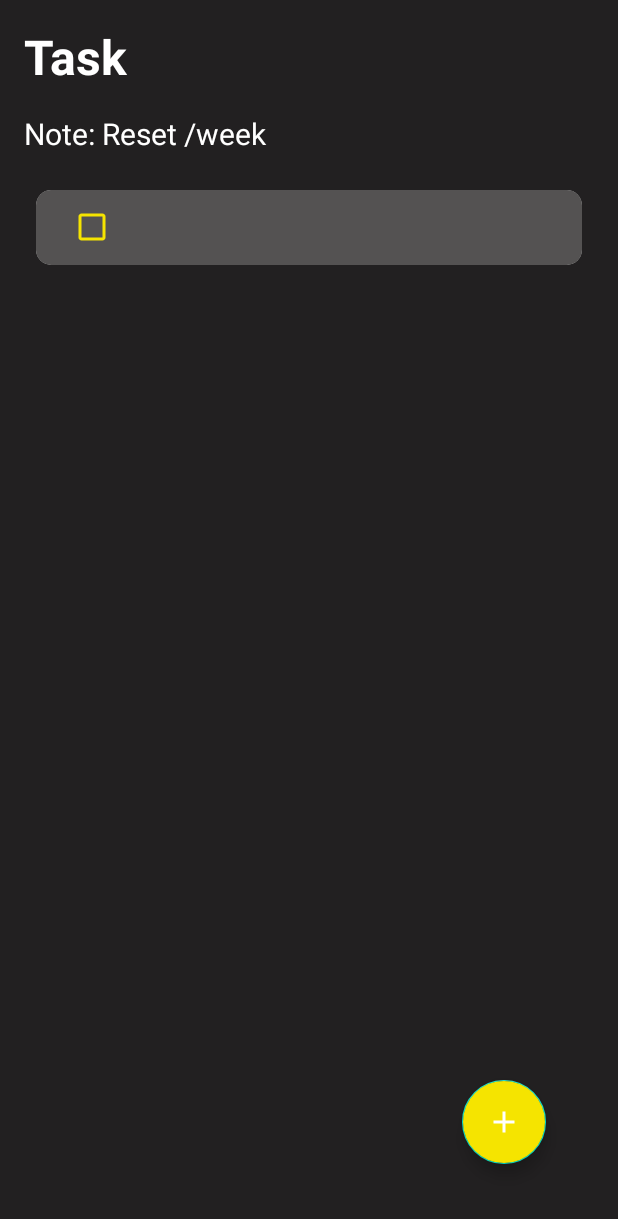
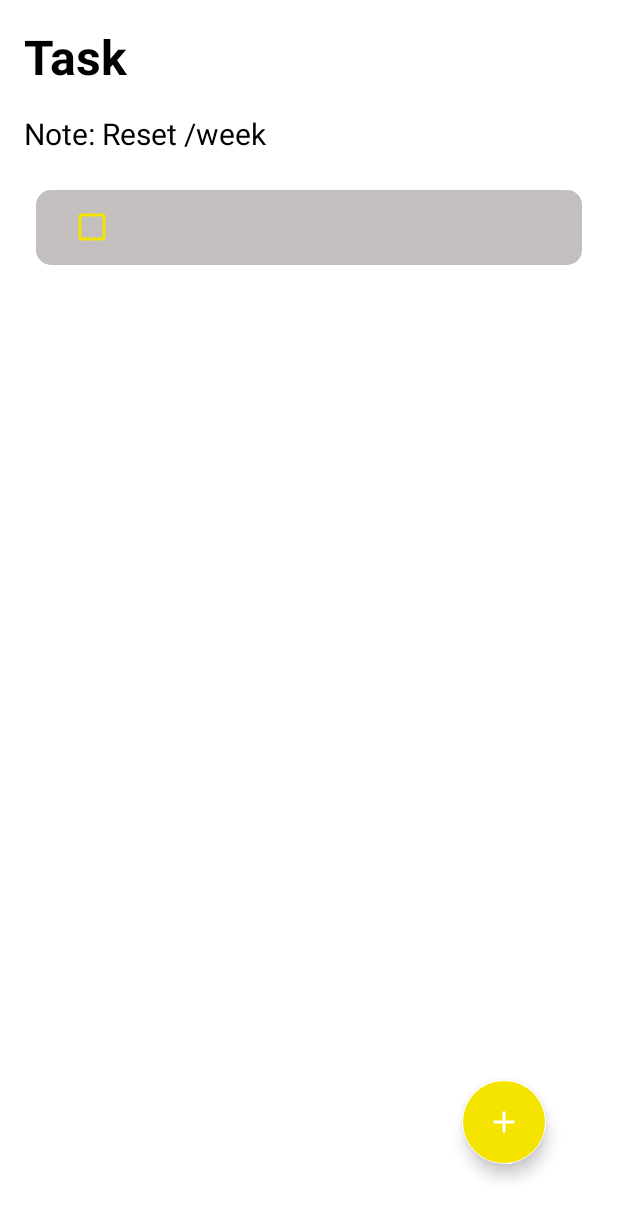
Before and after one commit to FariAlfarisi/ToDo-List-App, an Android app: the fragment AddNewTask placed in its activity, after a tap on "CREATE TASK", on a phone screen of 412 x 824 dp. Shown: the top 1219 px of the screen. Run offline under Robolectric (Android 15) with nearby library versions, the phone set to English and light mode, and no system bars.

Commit message:
Adding light and dark mode

```diff
--- a/app/src/main/res/drawable/add.xml
+++ b/app/src/main/res/drawable/add.xml
@@ -1,5 +1,5 @@
 <vector android:height="24dp" android:tint="#000000"
     android:viewportHeight="24" android:viewportWidth="24"
     android:width="24dp" xmlns:android="http://schemas.android.com/apk/res/android">
-    <path android:fillColor="@android:color/white" android:pathData="M19,13h-6v6h-2v-6H5v-2h6V5h2v6h6v2z"/>
+    <path android:fillColor="@android:color/black" android:pathData="M19,13h-6v6h-2v-6H5v-2h6V5h2v6h6v2z"/>
 </vector>
--- a/app/src/main/res/layout/activity_main.xml
+++ b/app/src/main/res/layout/activity_main.xml
@@ -6,7 +6,7 @@
     android:layout_height="match_parent"
     android:orientation="vertical"
     android:padding="16dp"
-    android:background="@color/background"
+    style="@style/Background"
     tools:context=".MainActivity">
 
     <TextView
@@ -15,7 +15,7 @@
         android:layout_height="wrap_content"
         android:text="Task"
         android:textSize="32sp"
-        android:textColor="@color/white"
+        style="@style/TextColor"
         android:textStyle="bold"
         android:layout_marginBottom="16dp"/>
 
@@ -25,7 +25,7 @@
         android:layout_height="wrap_content"
         android:text="Note: Reset /week"
         android:textSize="20sp"
-        android:textColor="@color/white"
+        style="@style/TextColor"
         android:layout_marginBottom="16dp"
         android:layout_below="@+id/tVTask" />
 
@@ -35,7 +35,7 @@
         android:layout_height="637dp"
         android:layout_below="@+id/tVNote"
         android:nestedScrollingEnabled="true"
-        android:textColor="#FFF"
+        style="@style/TextColor"
         app:layoutManager="androidx.recyclerview.widget.LinearLayoutManager" />
 
     <com.google.android.material.floatingactionbutton.FloatingActionButton
--- a/app/src/main/res/layout/new_task.xml
+++ b/app/src/main/res/layout/new_task.xml
@@ -5,7 +5,7 @@
     android:layout_width="match_parent"
     android:layout_height="match_parent"
     android:orientation="vertical"
-    android:background="@color/background"
+    style="@style/Background"
     tools:context=".MainActivity">
 
     <EditText
@@ -15,7 +15,7 @@
         android:padding="16dp"
         android:hint="Tambahkan tugas baru"
         android:layout_marginBottom="10dp"
-        android:textColor="@color/white" />
+        style="@style/TextColor" />
 
     <Button
         android:id="@+id/createTaskButton"
@@ -24,6 +24,7 @@
         android:layout_below="@+id/eTTask"
         android:text="Create Task"
         android:backgroundTint="@color/yellow"
-        android:layout_centerHorizontal="true" />
+        android:layout_centerHorizontal="true"
+        android:textColor="@color/black" />
 
 </RelativeLayout>
--- a/app/src/main/res/layout/task.xml
+++ b/app/src/main/res/layout/task.xml
@@ -10,7 +10,7 @@
         android:layout_width="match_parent"
         android:layout_height="50dp"
         android:padding="8dp"
-        android:background="@color/task_background" >
+        style="@style/TaskBackground" >
 
         <CheckBox
             android:id="@+id/taskCheckbox"
@@ -19,7 +19,7 @@
             android:text="Task"
             android:layout_marginStart="5dp"
             android:buttonTint="@color/yellow"
-            android:textColor="@color/white"/>
+            style="@style/TextColor"/>
 
     </RelativeLayout>
 
--- a/app/src/main/res/values-night/themes.xml
+++ b/app/src/main/res/values-night/themes.xml
@@ -4,14 +4,27 @@
         <!-- Primary brand color. -->
         <item name="colorPrimary">@color/yellow</item>
         <item name="colorPrimaryVariant">@color/yellow </item>
-        <item name="colorOnPrimary">@color/black</item>
+        <item name="colorOnPrimary">@color/white</item>
         <!-- Secondary brand color. -->
-        <item name="colorSecondary">@color/teal_200</item>
-        <item name="colorSecondaryVariant">@color/teal_700</item>
-        <item name="colorOnSecondary">@color/white</item>
+        <item name="colorSecondary">@color/background</item>
+        <item name="colorSecondaryVariant">@color/task_background_dark</item>
+        <item name="colorOnSecondary">@color/background</item>
         <!-- Status bar color. -->
         <item name="android:statusBarColor">@android:color/transparent</item>
         <item name="android:windowLightStatusBar">true</item>
         <!-- Customize your theme here. -->
     </style>
+
+    <style name="Background">
+        <item name="android:background">@color/background</item>
+    </style>
+
+    <style name="TaskBackground">
+        <item name="android:background">@color/task_background_dark</item>
+    </style>
+
+    <style name="TextColor">
+        <item name="android:textColor">@color/white</item>
+    </style>
+
 </resources>
--- a/app/src/main/res/values/colors.xml
+++ b/app/src/main/res/values/colors.xml
@@ -9,6 +9,7 @@
     <color name="white">#FFFFFFFF</color>
     <color name="yellow">#F5E400</color>
     <color name="background">#222021</color>
-    <color name="task_background">#545252</color>
+    <color name="task_background_dark">#545252</color>
+    <color name="task_background_light">#C3BFBF</color>
 
 </resources>
--- a/app/src/main/res/values/themes.xml
+++ b/app/src/main/res/values/themes.xml
@@ -4,15 +4,27 @@
         <!-- Primary brand color. -->
         <item name="colorPrimary">@color/yellow</item>
         <item name="colorPrimaryVariant">@color/yellow </item>
-        <item name="colorOnPrimary">@color/black</item>
+        <item name="colorOnPrimary">@color/background</item>
         <!-- Secondary brand color. -->
-        <item name="colorSecondary">@color/teal_200</item>
-        <item name="colorSecondaryVariant">@color/teal_700</item>
+        <item name="colorSecondary">@color/white</item>
+        <item name="colorSecondaryVariant">@color/task_background_light</item>
         <item name="colorOnSecondary">@color/white</item>
         <!-- Status bar color. -->
         <item name="android:statusBarColor">@android:color/transparent</item>
         <item name="android:windowLightStatusBar">true</item>
         <!-- Customize your theme here. -->
+    </style>
+
+    <style name="Background">
+        <item name="android:background">@color/white</item>
+    </style>
+
+    <style name="TaskBackground">
+        <item name="android:background">@color/task_background_light</item>
+    </style>
+
+    <style name="TextColor">
+        <item name="android:textColor">@color/black</item>
     </style>
 
     <style name="DialogStyle" parent="Theme.Design.Light.BottomSheetDialog">
```
